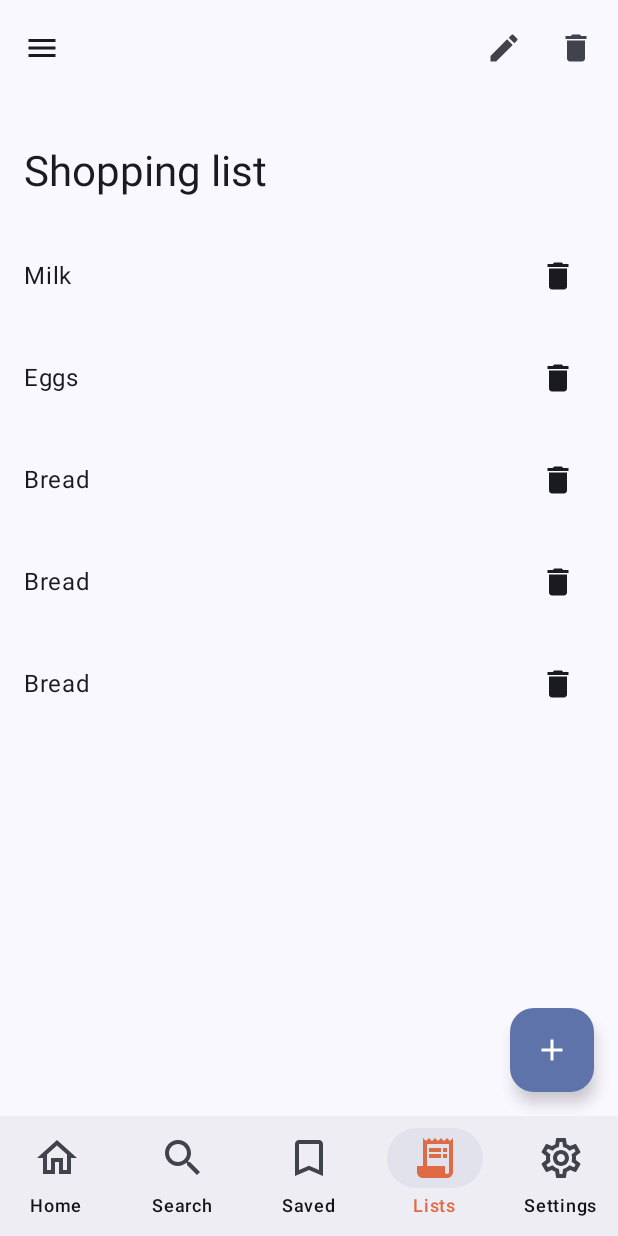
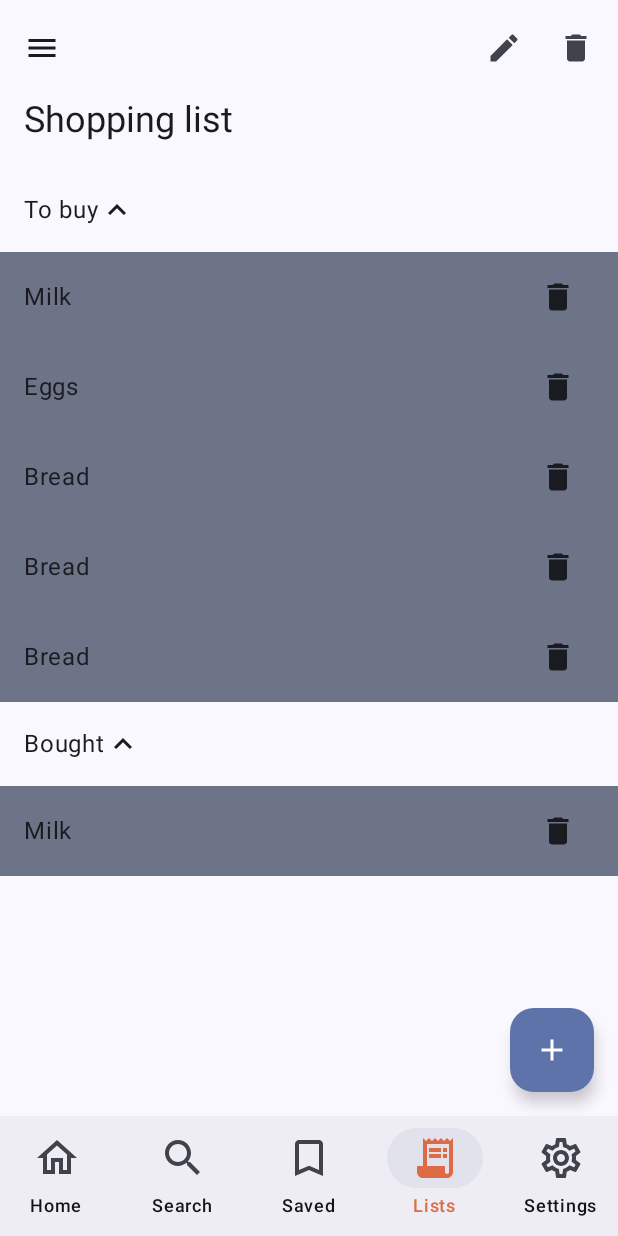
Before and after one commit to Jatinder-Sohal/FinalYearProject-HCI, an Android app built with Jetpack Compose: the CompanionSavedScreen screen opened through its navigation route, item 4 of the bottom bar chosen, on a phone screen of 412 x 824 dp. Run offline under Robolectric (Android 15) with nearby library versions, the phone set to English and light mode, and no system bars.

Commit message:
Added dropdown for 2 seperate lists which currently does not have functionality but just for looks. Also changed colour scheme of top bar and changed it to medium bar instead of large.

```diff
--- a/cooking_companion/app/src/main/java/com/example/cooking_companion/ui/components/SavedRecipeCard.kt
+++ b/cooking_companion/app/src/main/java/com/example/cooking_companion/ui/components/SavedRecipeCard.kt
@@ -43,9 +43,9 @@ fun SavedRecipeCard(bookmark: Bookmark,onBookmarkClick: () -> Unit, modifier: Mo
             ),
         elevation = CardDefaults.cardElevation(defaultElevation = 4.dp),
         modifier = modifier
+            .fillMaxWidth()
             .height(110.dp)
-            .width(350.dp)
-            .padding(vertical = 10.dp, horizontal = 10.dp)
+            .padding(vertical = 10.dp, horizontal = 20.dp)
     ){
         Row(
             modifier = modifier
--- a/cooking_companion/app/src/main/java/com/example/cooking_companion/ui/pages/CompanionListsScreen.kt
+++ b/cooking_companion/app/src/main/java/com/example/cooking_companion/ui/pages/CompanionListsScreen.kt
@@ -2,6 +2,8 @@ package com.example.cooking_companion.ui.pages
 
 
 
+import androidx.compose.foundation.background
+import androidx.compose.foundation.border
 import androidx.compose.foundation.layout.Arrangement
 import androidx.compose.foundation.layout.Column
 import androidx.compose.foundation.layout.Row
@@ -16,14 +18,22 @@ import androidx.compose.material.icons.filled.Add
 import androidx.compose.material.icons.filled.ArrowBack
 import androidx.compose.material.icons.filled.Delete
 import androidx.compose.material.icons.filled.Edit
+import androidx.compose.material.icons.filled.KeyboardArrowDown
+import androidx.compose.material.icons.filled.KeyboardArrowUp
 import androidx.compose.material.icons.filled.Menu
+import androidx.compose.material3.Card
+import androidx.compose.material3.CardDefaults
+import androidx.compose.material3.Divider
 import androidx.compose.material3.ExperimentalMaterial3Api
 import androidx.compose.material3.FloatingActionButton
 import androidx.compose.material3.Icon
 import androidx.compose.material3.IconButton
 import androidx.compose.material3.LargeTopAppBar
+import androidx.compose.material3.MaterialTheme
+import androidx.compose.material3.MediumTopAppBar
 import androidx.compose.material3.Scaffold
 import androidx.compose.material3.Text
+import androidx.compose.material3.TopAppBar
 import androidx.compose.material3.TopAppBarDefaults
 import androidx.compose.material3.rememberTopAppBarState
 import androidx.compose.runtime.Composable
@@ -33,6 +43,7 @@ import androidx.compose.runtime.remember
 import androidx.compose.runtime.setValue
 import androidx.compose.ui.Alignment
 import androidx.compose.ui.Modifier
+import androidx.compose.ui.graphics.Color
 import androidx.compose.ui.input.nestedscroll.nestedScroll
 import androidx.compose.ui.text.style.TextOverflow
 import androidx.compose.ui.unit.dp
@@ -40,17 +51,18 @@ import androidx.compose.ui.unit.dp
 @OptIn(ExperimentalMaterial3Api::class)
 @Composable
 fun CompanionListsScreen(modifier: Modifier = Modifier, ) {
-    var items by remember { mutableStateOf(listOf("Milk", "Eggs", "Bread", "Bread","Bread")) }
+    var ListOneitems by remember { mutableStateOf(listOf("Milk", "Eggs", "Bread", "Bread","Bread")) }
+    var ListTwoitems by remember { mutableStateOf(listOf("Milk")) }
+
     val scrollBehavior = TopAppBarDefaults.exitUntilCollapsedScrollBehavior(rememberTopAppBarState())
     val scrollState = rememberScrollState()
     Scaffold(
         modifier = Modifier.nestedScroll(scrollBehavior.nestedScrollConnection),
         topBar = {
-            LargeTopAppBar(
-//                colors = TopAppBarDefaults.topAppBarColors(
-//                    containerColor = MaterialTheme.colorScheme.primaryContainer,
-//                    titleContentColor = MaterialTheme.colorScheme.primary,
-//                ),
+            MediumTopAppBar(
+                colors = TopAppBarDefaults.topAppBarColors(
+                    scrolledContainerColor = MaterialTheme.colorScheme.primaryContainer
+                ),
                 title = {
                     Text(
                         "Shopping list",
@@ -86,27 +98,58 @@ fun CompanionListsScreen(modifier: Modifier = Modifier, ) {
         Column(
             modifier = Modifier
                 .verticalScroll(scrollState)
+                .background(MaterialTheme.colorScheme.secondaryContainer)
                 .padding(innerPadding),
 
-            verticalArrangement = Arrangement.spacedBy(4.dp)
+            verticalArrangement = Arrangement.spacedBy(0.dp)
         ) {
-            items.forEach { item ->
-                ListItem(item)
-            }
+            Dropdown(ListOneitems,"To buy")
+            Dropdown(ListTwoitems,"Bought")
         }
     }
 }
+@Composable
+fun Dropdown(
+    items: List<String>,
+    title: String
+) {
+    Column {
+        Row(
+            modifier = Modifier
+                .fillMaxWidth()
+                .background(MaterialTheme.colorScheme.background)
+                .padding(16.dp),
+            verticalAlignment = Alignment.CenterVertically
+        ) {
+            Text(
+                text = title,
+                style = MaterialTheme.typography.bodyLarge
+            )
+            Icon(
+                imageVector = Icons.Filled.KeyboardArrowUp,
+                contentDescription = "Toggle Dropdown"
+            )
+        }
+        items.forEach { item ->
+            ListItem(text = item)
+        }
 
+    }
+}
 @Composable
 fun ListItem(text: String, modifier: Modifier = Modifier) {
     Row(
         modifier = modifier
-            .padding(horizontal = 16.dp, vertical = 8.dp)
+            .background(MaterialTheme.colorScheme.secondaryContainer)
+            .padding(horizontal = 16.dp, vertical = 6.dp)
             .fillMaxWidth(),
         horizontalArrangement = Arrangement.SpaceBetween,
         verticalAlignment = Alignment.CenterVertically
     ) {
-        Text(text = text)
+        Text(
+            text = text,
+            style = MaterialTheme.typography.bodyLarge,
+        )
         IconButton(onClick = {}) {
             Icon(Icons.Default.Delete, contentDescription = "Delete")
         }
```
